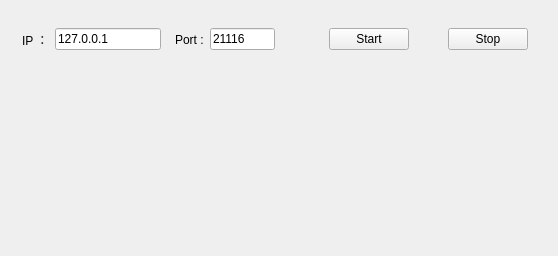
Qt form DeskServer/DeskServer.ui (SwartzMss/SimpleRustDesk) before a commit.
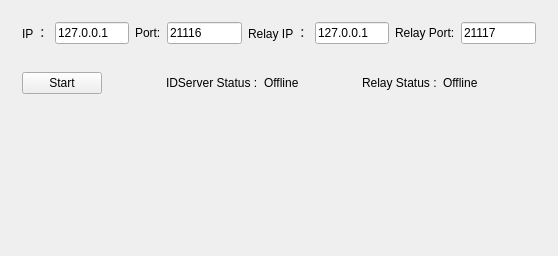
The same form after that commit.

What changed in the file:
```diff
--- a/DeskServer/DeskServer.ui
+++ b/DeskServer/DeskServer.ui
@@ -10,13 +10,25 @@
     <height>256</height>
    </rect>
   </property>
+  <property name="minimumSize">
+   <size>
+    <width>558</width>
+    <height>256</height>
+   </size>
+  </property>
+  <property name="maximumSize">
+   <size>
+    <width>558</width>
+    <height>256</height>
+   </size>
+  </property>
   <property name="windowTitle">
    <string>DeskServer</string>
   </property>
-  <layout class="QVBoxLayout" name="verticalLayout" stretch="1,3">
+  <layout class="QVBoxLayout" name="verticalLayout" stretch="1,1,6">
    <item>
     <widget class="QWidget" name="widget" native="true">
-     <layout class="QHBoxLayout" name="horizontalLayout" stretch="2,13,1,2,8,6,1,4,1,1">
+     <layout class="QHBoxLayout" name="horizontalLayout_3">
       <item>
        <widget class="QLabel" name="label">
         <property name="text">
@@ -31,23 +43,10 @@
         </property>
        </widget>
       </item>
-      <item>
-       <spacer name="horizontalSpacer_4">
-        <property name="orientation">
-         <enum>Qt::Orientation::Horizontal</enum>
-        </property>
-        <property name="sizeHint" stdset="0">
-         <size>
-          <width>7</width>
-          <height>20</height>
-         </size>
-        </property>
-       </spacer>
-      </item>
       <item>
        <widget class="QLabel" name="label_2">
         <property name="text">
-         <string>Port :</string>
+         <string>Port:</string>
         </property>
        </widget>
       </item>
@@ -59,18 +58,39 @@
        </widget>
       </item>
       <item>
-       <spacer name="horizontalSpacer">
-        <property name="orientation">
-         <enum>Qt::Orientation::Horizontal</enum>
+       <widget class="QLabel" name="label_10">
+        <property name="text">
+         <string>Relay IP ：</string>
         </property>
-        <property name="sizeHint" stdset="0">
-         <size>
-          <width>58</width>
-          <height>20</height>
-         </size>
+       </widget>
+      </item>
+      <item>
+       <widget class="QLineEdit" name="iPLineEdit_3">
+        <property name="text">
+         <string>127.0.0.1</string>
         </property>
-       </spacer>
+       </widget>
       </item>
+      <item>
+       <widget class="QLabel" name="label_11">
+        <property name="text">
+         <string>Relay Port:</string>
+        </property>
+       </widget>
+      </item>
+      <item>
+       <widget class="QLineEdit" name="portLineEdit_2">
+        <property name="text">
+         <string>21117</string>
+        </property>
+       </widget>
+      </item>
+     </layout>
+    </widget>
+   </item>
+   <item>
+    <widget class="QWidget" name="widget_3" native="true">
+     <layout class="QHBoxLayout" name="horizontalLayout">
       <item>
        <widget class="QPushButton" name="startButton_">
         <property name="text">
@@ -78,26 +98,6 @@
         </property>
        </widget>
       </item>
-      <item>
-       <spacer name="horizontalSpacer_2">
-        <property name="orientation">
-         <enum>Qt::Orientation::Horizontal</enum>
-        </property>
-        <property name="sizeHint" stdset="0">
-         <size>
-          <width>37</width>
-          <height>20</height>
-         </size>
-        </property>
-       </spacer>
-      </item>
-      <item>
-       <widget class="QPushButton" name="stopButton_">
-        <property name="text">
-         <string>Stop</string>
-        </property>
-       </widget>
-      </item>
       <item>
        <spacer name="horizontalSpacer_3">
         <property name="orientation">
@@ -105,7 +105,61 @@
         </property>
         <property name="sizeHint" stdset="0">
          <size>
-          <width>7</width>
+          <width>49</width>
+          <height>20</height>
+         </size>
+        </property>
+       </spacer>
+      </item>
+      <item>
+       <widget class="QLabel" name="label_7">
+        <property name="text">
+         <string>IDServer Status :</string>
+        </property>
+       </widget>
+      </item>
+      <item>
+       <widget class="QLabel" name="label_3">
+        <property name="text">
+         <string>Offline</string>
+        </property>
+       </widget>
+      </item>
+      <item>
+       <spacer name="horizontalSpacer">
+        <property name="orientation">
+         <enum>Qt::Orientation::Horizontal</enum>
+        </property>
+        <property name="sizeHint" stdset="0">
+         <size>
+          <width>49</width>
+          <height>20</height>
+         </size>
+        </property>
+       </spacer>
+      </item>
+      <item>
+       <widget class="QLabel" name="label_9">
+        <property name="text">
+         <string>Relay Status :</string>
+        </property>
+       </widget>
+      </item>
+      <item>
+       <widget class="QLabel" name="label_8">
+        <property name="text">
+         <string>Offline</string>
+        </property>
+       </widget>
+      </item>
+      <item>
+       <spacer name="horizontalSpacer_2">
+        <property name="orientation">
+         <enum>Qt::Orientation::Horizontal</enum>
+        </property>
+        <property name="sizeHint" stdset="0">
+         <size>
+          <width>49</width>
           <height>20</height>
          </size>
         </property>
```
